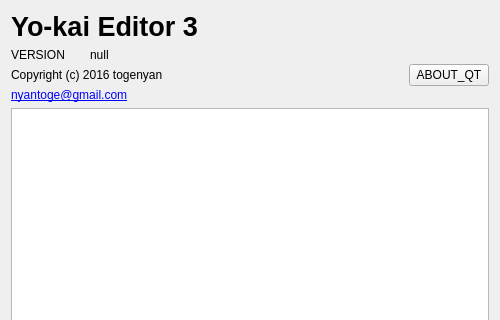
This is source-code/3/version_dialog.ui in nobodyF34R/ykw-editors as Qt 5 draws it before an edit; both pictures show x 0 to 500 and y 0 to 320 of the 500 by 500 pixel window. The edited form follows.
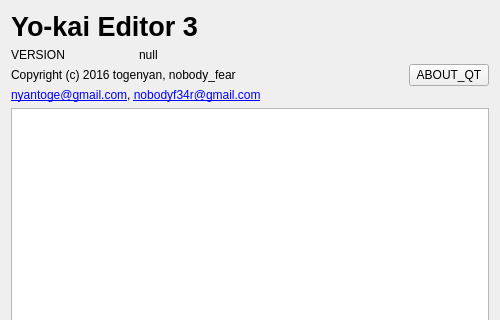
This is the edited form.

Patch:
```diff
--- a/source-code/3/version_dialog.ui
+++ b/source-code/3/version_dialog.ui
@@ -58,14 +58,14 @@
          <item>
           <widget class="QLabel" name="label_4">
            <property name="text">
-            <string notr="true">Copyright (c) 2016 togenyan</string>
+            <string notr="true">Copyright (c) 2016 togenyan, nobody_fear</string>
            </property>
           </widget>
          </item>
          <item>
           <widget class="QLabel" name="label_5">
            <property name="text">
-            <string notr="true">&lt;a href=&quot;mailto:nyantoge@gmail.com&quot;&gt;nyantoge@gmail.com&lt;/a&gt;</string>
+            <string notr="true">&lt;a href=&quot;mailto:nyantoge@gmail.com&quot;&gt;nyantoge@gmail.com&lt;/a&gt;, &lt;a href=&quot;mailto:nobodyf34r@gmail.com&quot;&gt;nobodyf34r@gmail.com&lt;/a&gt;</string>
            </property>
            <property name="textFormat">
             <enum>Qt::RichText</enum>
```
